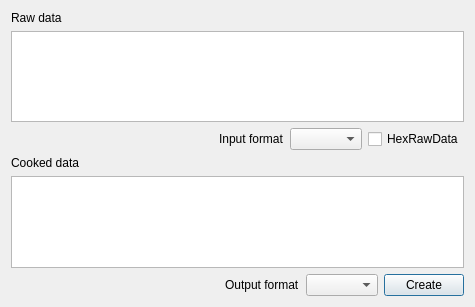
Above: src/tools/stringassistant/src/SAKToolStringAssistant.ui from x-tools-author/x-tools before the change. Below: the same form after it.
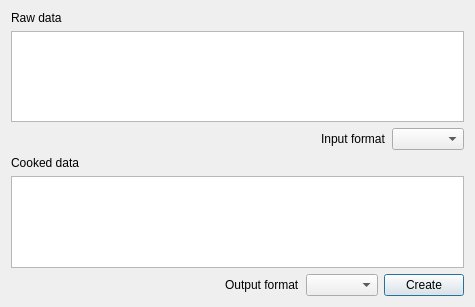
That is the form after the change.

Commit message: Remove ui component.

```diff
--- a/src/tools/stringassistant/src/SAKToolStringAssistant.ui
+++ b/src/tools/stringassistant/src/SAKToolStringAssistant.ui
@@ -98,13 +98,6 @@
       <item>
        <widget class="QComboBox" name="inputFormatComboBox"/>
       </item>
-      <item>
-       <widget class="QCheckBox" name="hexRawDataCheckBox">
-        <property name="text">
-         <string>HexRawData</string>
-        </property>
-       </widget>
-      </item>
      </layout>
     </widget>
    </item>
```
